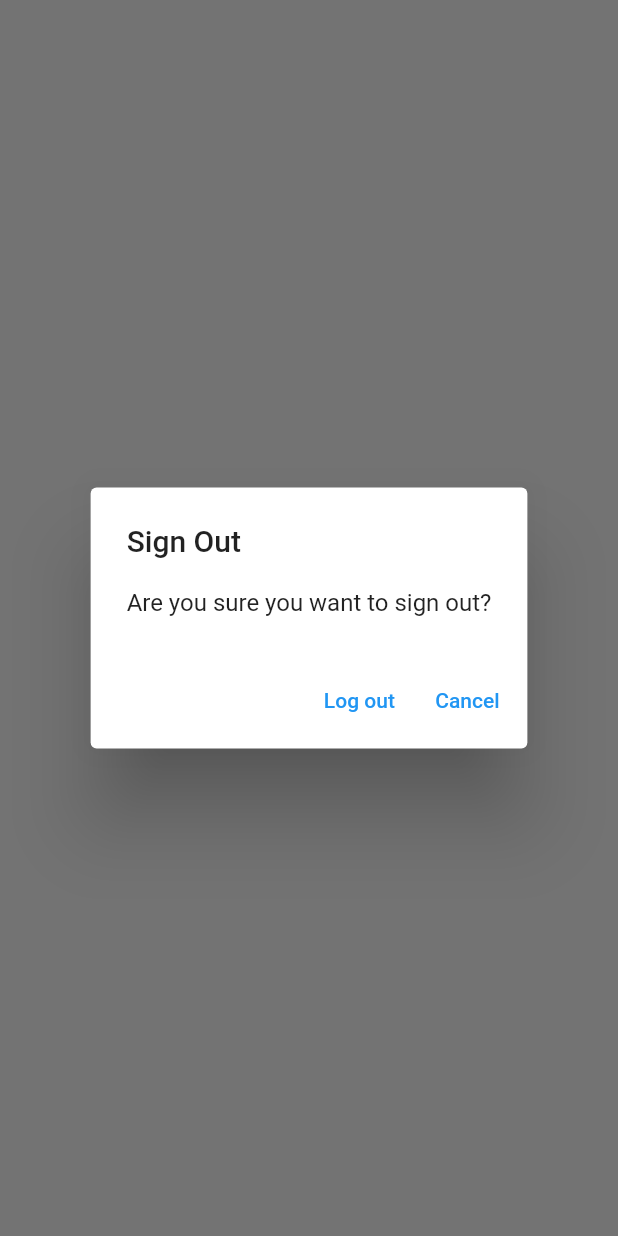
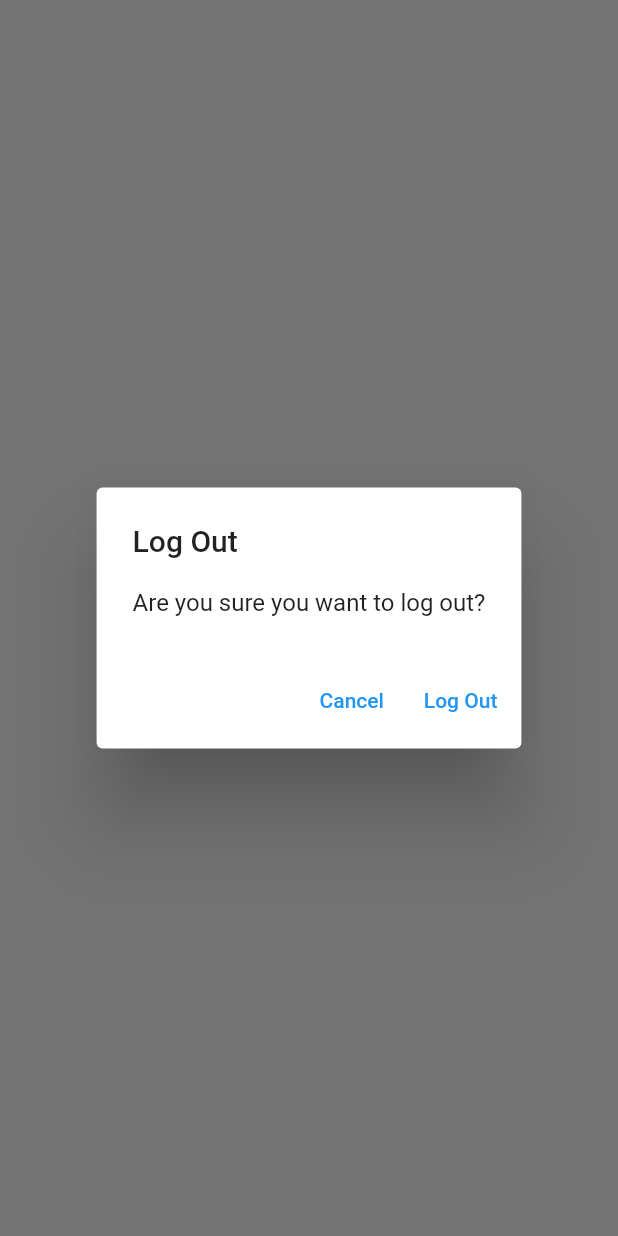
Before and after one commit to hamdi-ab/mynotes, a Flutter app: what showLogOutDialog() shows on an empty page, opened directly, on a phone screen of 412 x 824 dp. Run offline on Flutter 3.47's test engine with Material 3 defaults, Android fonts, the phone set to English and light mode, and no system bars; our stand-ins replace firebase_auth, firebase_core, sqflite; accounts and stored records are empty; network calls fail.

Commit message:
step-16 with minor adjustment

```diff
--- a/lib/services/crud/notes_service.dart
+++ b/lib/services/crud/notes_service.dart
@@ -281,7 +281,7 @@ const noteTable = 'note';
 const idColumn = 'id';
 const emailColumn = 'email';
 const userIdColumn = 'user_id';
-const textColumn = 'text';
+const textColumn = 'test';
 const isSyncedWithCloudColumn = 'is_synced_with_cloud';
 const createUserTable = '''
           CREATE TABLE IF NOT EXISTS "user" (
--- /dev/null
+++ b/lib/utilities/dialogs/generic_dialog.dart
@@ -0,0 +1,31 @@
+import "package:flutter/material.dart";
+
+typedef DialogOptionBuilder<T> = Map<String, T?> Function();
+
+Future<T?> showGenericDialog<T>({
+  required BuildContext context,
+  required String title,
+  required String content,
+  required DialogOptionBuilder optionsBuilder,
+}) {
+  final options = optionsBuilder();
+  return showDialog<T>(
+      context: context,
+      builder: (context) {
+        return AlertDialog(
+          title: Text(title),
+          content: Text(content),
+          actions: options.keys.map((optionTitle) {
+            final T value = options[optionTitle];
+            return TextButton(onPressed: () {
+              if(value != null) {
+                Navigator.of(context).pop(value);
+              }
+              else {
+                Navigator.of(context).pop();
+              }
+            }, child: Text(optionTitle));
+          }).toList(),
+        );
+      });
+}
--- /dev/null
+++ b/lib/utilities/dialogs/logout_dialog.dart
@@ -0,0 +1,13 @@
+import 'package:flutter/material.dart';
+import 'package:new1/utilities/dialogs/generic_dialog.dart';
+
+Future<bool> showLogOutDialog(BuildContext context) {
+  return showGenericDialog<bool>(
+      context: context,
+      title: "Log Out",
+      content: 'Are you sure you want to log out?',
+      optionsBuilder: () => {
+            'Cancel': false,
+            'Log Out': true,
+          }).then((value) => value ?? false);
+}
--- a/lib/view/login_view.dart
+++ b/lib/view/login_view.dart
@@ -2,7 +2,7 @@ import 'package:flutter/material.dart';
 import 'package:new1/constants/routes.dart';
 import 'package:new1/services/auth/auth_exceptions.dart';
 import 'package:new1/services/auth/auth_service.dart';
-import '../utilities/show_error_dialog.dart';
+import 'package:new1/utilities/dialogs/error_dialog.dart';
 
 class LoginView extends StatefulWidget {
   const LoginView({super.key});
--- a/lib/view/notes/new_note_view.dart
+++ b/lib/view/notes/new_note_view.dart
@@ -17,6 +17,7 @@ class _NewNoteViewState extends State<NewNoteView> {
   @override
   void initState() {
     _notesService = NotesService();
+    _textController = TextEditingController();
     super.initState();
   }
 
--- a/lib/view/notes/notes_view.dart
+++ b/lib/view/notes/notes_view.dart
@@ -1,6 +1,8 @@
 import 'package:flutter/material.dart';
 import 'package:new1/services/auth/auth_service.dart';
 import 'package:new1/services/crud/notes_service.dart';
+import 'package:new1/utilities/dialogs/logout_dialog.dart';
+import 'package:new1/view/notes/notes_list_view.dart';
 import '../../constants/routes.dart';
 import '../../enums/menu_action.dart';
 
@@ -69,20 +71,9 @@ class _NoteViewState extends State<NoteView> {
                           if (snapshot.hasData) {
                             final allNotes =
                                 snapshot.data as List<DatabaseNote>;
-                            return ListView.builder(
-                              itemCount: allNotes.length,
-                              itemBuilder: (context, index) {
-                                final note = allNotes[index];
-                                return ListTile(
-                                  title: Text(
-                                    note.text,
-                                    maxLines: 1,
-                                    softWrap: true,
-                                    overflow: TextOverflow.ellipsis,
-                                  ),
-                                );
-                              },
-                            );
+                            return NotesListView(notes: allNotes, onDeleteNote: (notes)async{
+                              await _notesService.deleteNote(id: notes.id);
+                            });
                           } else {
                             return const CircularProgressIndicator();
                           }
@@ -97,29 +88,3 @@ class _NoteViewState extends State<NoteView> {
     );
   }
 }
-
-Future<bool> showLogOutDialog(BuildContext context) {
-  return showDialog<bool>(
-    context: context,
-    builder: (context) {
-      return AlertDialog(
-        title: const Text('Sign Out'),
-        content: const Text('Are you sure you want to sign out?'),
-        actions: [
-          TextButton(
-            onPressed: () {
-              Navigator.of(context).pop(true);
-            },
-            child: const Text('Log out'),
-          ),
-          TextButton(
-            onPressed: () {
-              Navigator.of(context).pop(false);
-            },
-            child: const Text('Cancel'),
-          ),
-        ],
-      );
-    },
-  ).then((value) => value ?? false);
-}
--- a/lib/view/register_view.dart
+++ b/lib/view/register_view.dart
@@ -3,6 +3,7 @@ import 'package:flutter/material.dart';
 import 'package:new1/constants/routes.dart';
 import 'package:new1/services/auth/auth_exceptions.dart';
 import 'package:new1/services/auth/auth_service.dart';
+import 'package:new1/utilities/dialogs/error_dialog.dart';
 import 'package:new1/utilities/show_error_dialog.dart';
 
 class RegisterView extends StatefulWidget {
```
Also changed, not shown: lib/utilities/dialogs/delete_dialog.dart (added, +13 -0 lines), lib/utilities/dialogs/error_dialog.dart (added, +13 -0 lines), lib/utilities/show_error_dialog.dart (+0 -20 lines), lib/view/notes/notes_list_view.dart (added, +40 -0 lines).
